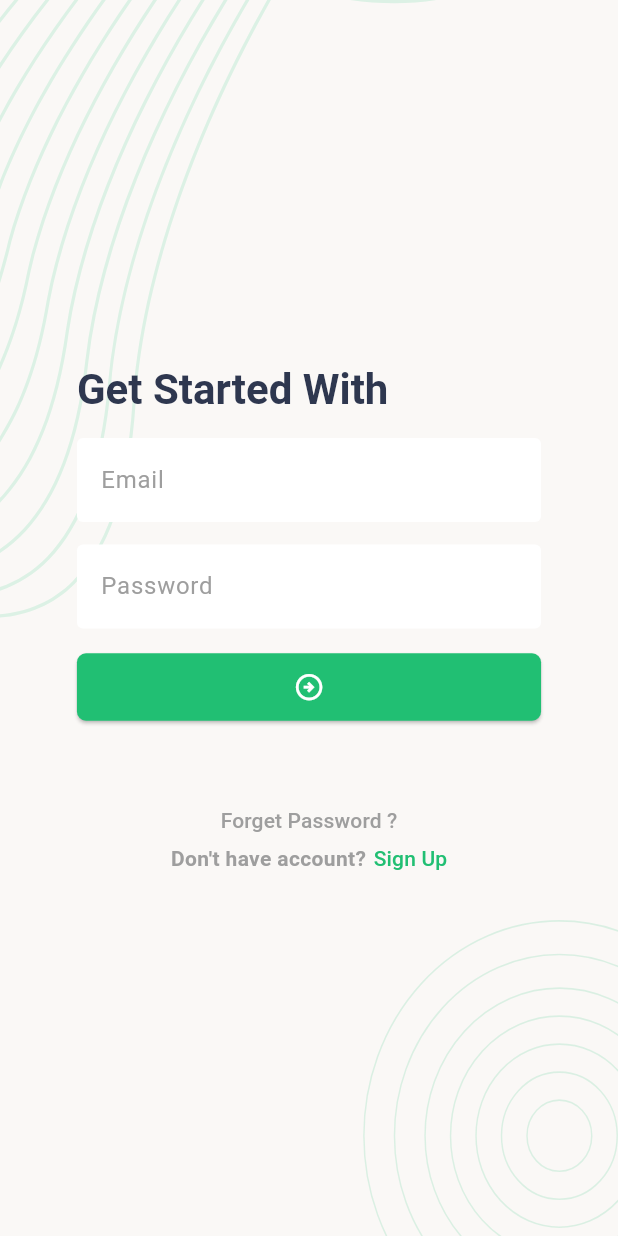
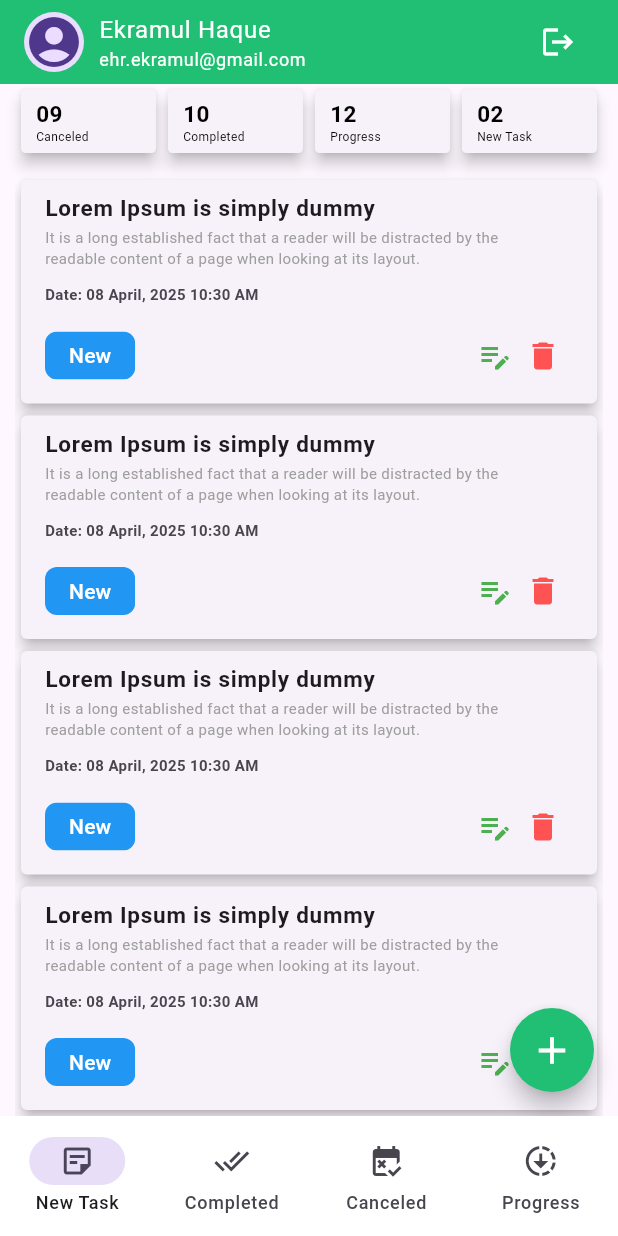
Before and after one commit to EHREkramul/Task-Manager-App, a Flutter app: the screen it shows after launch, after a tap on the "arrow circle right" icon, on a phone screen of 412 x 824 dp. Run offline on Flutter 3.47's test engine with Material 3 defaults, Android fonts, the phone set to English and light mode, and no system bars; our stand-ins replace flutter_svg, pin_code_fields.

Commit message:
Refactor Home

```diff
--- a/lib/app/app.dart
+++ b/lib/app/app.dart
@@ -1,13 +1,5 @@
 import 'package:flutter/material.dart';
-import 'package:taskmanager/presentation/screens/add_new_task_screen.dart';
-import 'package:taskmanager/presentation/screens/profile_screen.dart';
 
-import '../presentation/screens/sign_up_screen.dart';
-import '../presentation/screens/home_screen.dart';
-import '../presentation/screens/set_password_screen.dart';
-import '../presentation/screens/forget_pass_pin_verification_screen.dart';
-import '../presentation/screens/forgot_pass_verify_email_screen.dart';
-import '../presentation/screens/login_screen.dart';
 import '../presentation/screens/splash_screen.dart';
 
 class TaskManagerApp extends StatelessWidget {
@@ -17,7 +9,7 @@ class TaskManagerApp extends StatelessWidget {
   Widget build(BuildContext context) {
     return MaterialApp(
       theme: ThemeData(
-        primaryColor: Color.fromARGB(255, 33, 191, 115),
+        primaryColor: Colors.green,
         appBarTheme: AppBarTheme(
           backgroundColor: Color.fromARGB(255, 33, 191, 115),
           foregroundColor: Colors.white,
--- a/lib/presentation/screens/add_new_task_screen.dart
+++ b/lib/presentation/screens/add_new_task_screen.dart
@@ -33,6 +33,7 @@ class AddNewTaskScreen extends StatelessWidget {
               Text('Add New Task', style: TextTheme.of(context).headlineLarge),
               TextFormField(
                 autofocus: true,
+                textInputAction: TextInputAction.next,
                 decoration: InputDecoration(labelText: 'Subject'),
               ),
               TextFormField(
--- a/lib/presentation/screens/home_screen.dart
+++ b/lib/presentation/screens/home_screen.dart
@@ -1,7 +1,10 @@
 import 'package:flutter/material.dart';
 
-import '../widgets/home_card.dart';
-import '../widgets/task_item.dart';
+import '../screens/canceled_task_screen.dart';
+import '../screens/completed_task_screen.dart';
+import '../screens/new_task_screen.dart';
+import '../screens/progress_task_screen.dart';
+import '../widgets/tm_app_bar.dart';
 
 class HomeScreen extends StatefulWidget {
   const HomeScreen({super.key});
@@ -11,86 +14,44 @@ class HomeScreen extends StatefulWidget {
 }
 
 class _HomeScreenState extends State<HomeScreen> {
+  int _selectedIndex = 0;
+
+  final List<Widget> _screens = [
+    NewTaskScreen(),
+    CompletedTaskScreen(),
+    CanceledTaskScreen(),
+    ProgressTaskScreen(),
+  ];
+
   @override
   Widget build(BuildContext context) {
     return Scaffold(
-      appBar: AppBar(
-        title: Row(
-          spacing: 10,
-          children: [
-            CircleAvatar(child: Icon(Icons.account_circle, size: 40)),
-            Column(
-              crossAxisAlignment: CrossAxisAlignment.start,
-              children: [
-                Text('Ekramul Haque', style: TextStyle(fontSize: 18)),
-                Text('ehr.ekramul@gmail.com', style: TextStyle(fontSize: 10)),
-              ],
-            ),
-          ],
-        ),
-      ),
-      floatingActionButton: FloatingActionButton(
-        onPressed: () {},
-        backgroundColor: Color.fromARGB(255, 33, 191, 115),
-        foregroundColor: Colors.white,
-        shape: CircleBorder(),
-        child: Icon(Icons.add, size: 30),
-      ),
-      bottomNavigationBar: BottomNavigationBar(
-        currentIndex: 1,
+      appBar: TMAppBar(),
+      bottomNavigationBar: NavigationBar(
+        selectedIndex: _selectedIndex,
+        onDestinationSelected: (value) {
+          setState(() {
+            _selectedIndex = value;
+          });
+        },
         backgroundColor: Colors.white,
-        selectedItemColor: Theme.of(context).primaryColor,
-        unselectedItemColor: Colors.black,
-        showUnselectedLabels: true,
-        items: [
-          BottomNavigationBarItem(
+        destinations: const [
+          NavigationDestination(
             icon: Icon(Icons.sticky_note_2_outlined),
             label: 'New Task',
           ),
-          BottomNavigationBarItem(
-            icon: Icon(Icons.sticky_note_2_outlined),
-            label: 'Completed',
-          ),
-          BottomNavigationBarItem(
-            icon: Icon(Icons.sticky_note_2_outlined),
+          NavigationDestination(icon: Icon(Icons.done_all), label: 'Completed'),
+          NavigationDestination(
+            icon: Icon(Icons.free_cancellation),
             label: 'Canceled',
           ),
-          BottomNavigationBarItem(
-            icon: Icon(Icons.sticky_note_2_outlined),
+          NavigationDestination(
+            icon: Icon(Icons.downloading),
             label: 'Progress',
           ),
         ],
       ),
-      body: Padding(
-        padding: const EdgeInsets.only(left: 10, right: 10),
-        child: Column(
-          spacing: 10,
-          children: [
-            Row(
-              children: [
-                HomeCard(count: '09', status: 'Canceled'),
-                HomeCard(count: '10', status: 'Completed'),
-                HomeCard(count: '12', status: 'Progress'),
-                HomeCard(count: '02', status: 'New Task'),
-              ],
-            ),
-            Expanded(
-              child: ListView.builder(
-                itemCount: 10,
-                itemBuilder:
-                    (context, index) => TaskItem(
-                      index: index,
-                      status: 'Completed',
-                      title: 'Lorem Ipsum is simply dummy',
-                      date: DateTime.now(),
-                      description:
-                          'It is a long established fact that a reader will be distracted by the readable content of a page when looking at its layout.',
-                    ),
-              ),
-            ),
-          ],
-        ),
-      ),
+      body: _screens[_selectedIndex],
     );
   }
 }
--- a/lib/presentation/screens/login_screen.dart
+++ b/lib/presentation/screens/login_screen.dart
@@ -1,6 +1,8 @@
 import 'package:flutter/material.dart';
 import 'package:taskmanager/presentation/screens/forgot_pass_verify_email_screen.dart';
+import 'package:taskmanager/presentation/screens/home_screen.dart';
 import 'package:taskmanager/presentation/screens/sign_up_screen.dart';
+import 'package:taskmanager/presentation/utils/assets_paths.dart';
 
 import '../widgets/screen_background.dart';
 import '../widgets/bottom_texts.dart';
@@ -16,6 +18,8 @@ class _LoginScreenState extends State<LoginScreen> {
   final TextEditingController _emailTEController = TextEditingController();
   final TextEditingController _passwordTEController = TextEditingController();
   final GlobalKey<FormState> _formKey = GlobalKey<FormState>();
+  bool _passwordObscure = true;
+  String _iconName = AssetsPath.openEyePNG;
 
   @override
   Widget build(BuildContext context) {
@@ -43,10 +47,26 @@ class _LoginScreenState extends State<LoginScreen> {
                 TextFormField(
                   controller: _passwordTEController,
                   keyboardType: TextInputType.visiblePassword,
-                  decoration: InputDecoration(labelText: 'Password'),
+                  obscuringCharacter: '*',
+                  obscureText: _passwordObscure,
+                  decoration: InputDecoration(
+                    labelText: 'Password',
+                    suffixIcon: IconButton(
+                      onPressed: () {
+                        setState(() {
+                          _passwordObscure = !_passwordObscure;
+                          _iconName =
+                              _passwordObscure
+                                  ? AssetsPath.openEyePNG
+                                  : AssetsPath.hideEyePNG;
+                        });
+                      },
+                      icon: ImageIcon(AssetImage(_iconName), size: 25.0),
+                    ),
+                  ),
                 ),
                 ElevatedButton(
-                  onPressed: () {},
+                  onPressed: _onTapLoginButton,
                   child: Icon(
                     Icons.arrow_circle_right_outlined,
                     color: Colors.white,
@@ -92,6 +112,14 @@ class _LoginScreenState extends State<LoginScreen> {
     );
   }
 
+  void _onTapLoginButton() {
+    Navigator.pushAndRemoveUntil(
+      context,
+      MaterialPageRoute(builder: (context) => HomeScreen()),
+      (route) => false,
+    );
+  }
+
   @override
   void dispose() {
     _emailTEController.dispose();
--- /dev/null
+++ b/lib/presentation/screens/new_task_screen.dart
@@ -0,0 +1,67 @@
+import 'package:flutter/material.dart';
+
+import '../widgets/summary_card.dart';
+import '../widgets/task_item.dart';
+import 'add_new_task_screen.dart';
+
+class NewTaskScreen extends StatefulWidget {
+  const NewTaskScreen({super.key});
+
+  @override
+  State<NewTaskScreen> createState() => _NewTaskScreenState();
+}
+
+class _NewTaskScreenState extends State<NewTaskScreen> {
+  @override
+  Widget build(BuildContext context) {
+    return Scaffold(
+      floatingActionButton: FloatingActionButton(
+        onPressed: () {
+          Navigator.push(
+            context,
+            MaterialPageRoute(builder: (context) => AddNewTaskScreen()),
+          );
+        },
+        backgroundColor: Color.fromARGB(255, 33, 191, 115),
+        foregroundColor: Colors.white,
+        shape: CircleBorder(),
+        child: Icon(Icons.add, size: 30),
+      ),
+      body: Padding(
+        padding: const EdgeInsets.only(left: 10, right: 10),
+        child: Column(
+          spacing: 10,
+          children: [
+            _buildSummarySection(),
+            Expanded(
+              child: ListView.builder(
+                itemCount: 10,
+                itemBuilder:
+                    (context, index) => TaskItem(
+                      index: index,
+                      status: 'New',
+                      title: 'Lorem Ipsum is simply dummy',
+                      date: DateTime.now(),
+                      statusColor: Colors.blue,
+                      description:
+                          'It is a long established fact that a reader will be distracted by the readable content of a page when looking at its layout.',
+                    ),
+              ),
+            ),
+          ],
+        ),
+      ),
+    );
+  }
+
+  Widget _buildSummarySection() {
+    return Row(
+      children: [
+        SummaryCard(count: '09', status: 'Canceled'),
+        SummaryCard(count: '10', status: 'Completed'),
+        SummaryCard(count: '12', status: 'Progress'),
+        SummaryCard(count: '02', status: 'New Task'),
+      ],
+    );
+  }
+}
--- a/lib/presentation/screens/set_password_screen.dart
+++ b/lib/presentation/screens/set_password_screen.dart
@@ -70,9 +70,10 @@ class _SetPasswordScreenState extends State<SetPasswordScreen> {
   }
 
   void _onTapSubmitButton() {
-    Navigator.push(
+    Navigator.pushAndRemoveUntil(
       context,
       MaterialPageRoute(builder: (context) => LoginScreen()),
+          (route) => false,
     );
   }
 
--- a/lib/presentation/utils/assets_paths.dart
+++ b/lib/presentation/utils/assets_paths.dart
@@ -2,4 +2,6 @@ class AssetsPath{
   static const String _imagePath = 'assets/images';
   static const String backgroundSVG = '$_imagePath/background.svg';
   static const String logoSVG = '$_imagePath/logo.svg';
+  static const String hideEyePNG = '$_imagePath/hide_eye.png';
+  static const String openEyePNG = '$_imagePath/open_eye.png';
 }
--- a/lib/presentation/widgets/home_card.dart
+++ b/lib/presentation/widgets/summary_card.dart
@@ -1,7 +1,7 @@
 import 'package:flutter/material.dart';
 
-class HomeCard extends StatelessWidget {
-  const HomeCard({super.key, required this.status, this.count = '00'});
+class SummaryCard extends StatelessWidget {
+  const SummaryCard({super.key, required this.status, this.count = '00'});
 
   final String count;
   final String status;
@@ -24,14 +24,15 @@ class HomeCard extends StatelessWidget {
                 SizedBox(height: 5),
                 Text(
                   count,
-                  style: TextStyle(fontSize: 15, fontWeight: FontWeight.bold),
+                  style: TextStyle(
+                    fontSize: 15,
+                    fontWeight: FontWeight.bold,
+                    color: Colors.black,
+                  ),
                 ),
                 Text(
                   status,
-                  style: TextStyle(
-                    fontSize: 8,
-                    color: Color.fromARGB(255, 102, 102, 102),
-                  ),
+                  style: TextStyle(fontSize: 8, color: Colors.black),
                 ),
               ],
             ),
--- a/lib/presentation/widgets/task_item.dart
+++ b/lib/presentation/widgets/task_item.dart
@@ -9,6 +9,7 @@ class TaskItem extends StatelessWidget {
     required this.date,
     required this.status,
     required this.index,
+    required this.statusColor,
   });
 
   final String title;
@@ -16,6 +17,7 @@ class TaskItem extends StatelessWidget {
   final DateTime date;
   final String status;
   final int index;
+  final Color statusColor;
 
   @override
   Widget build(BuildContext context) {
@@ -35,12 +37,8 @@ class TaskItem extends StatelessWidget {
           children: [
             Text(
               description,
-              style: TextStyle(
-                fontSize: 10,
-                color: Colors.grey,
+              style: TextStyle(fontSize: 10, color: Colors.grey),
             ),
-            ),
-
             Text(
               'Date: ${DateFormat('dd MMMM, yyyy hh:mm a').format(date)}',
               style: TextStyle(fontSize: 10, fontWeight: FontWeight.bold),
@@ -48,18 +46,13 @@ class TaskItem extends StatelessWidget {
             Row(
               mainAxisAlignment: MainAxisAlignment.spaceBetween,
               children: [
-                ElevatedButton(
-                  onPressed: () {},
-                  style: ElevatedButton.styleFrom(
-                    minimumSize: Size(20, 30),
-                    backgroundColor: Colors.blue,
-                    foregroundColor: Colors.white,
+                Chip(
+                  label: Text(status, style: TextStyle(color: Colors.white)),
+                  backgroundColor: statusColor,
+                  side: BorderSide.none,
+                  padding: EdgeInsets.symmetric(horizontal: 8),
                 ),
-                  child: Text(status),
-                ),
-                Row(
-                  spacing: 8,
-                  children: [
+                Spacer(),
                 IconButton(
                   onPressed: () {},
                   style: IconButton.styleFrom(
@@ -69,6 +62,7 @@ class TaskItem extends StatelessWidget {
                   ),
                   icon: Icon(Icons.edit_note, color: Colors.green),
                 ),
+                SizedBox(width: 8),
                 IconButton(
                   onPressed: () {},
                   style: IconButton.styleFrom(
@@ -82,8 +76,6 @@ class TaskItem extends StatelessWidget {
             ),
           ],
         ),
-          ],
-        ),
       ),
     );
   }
--- /dev/null
+++ b/lib/presentation/widgets/tm_app_bar.dart
@@ -0,0 +1,42 @@
+import 'package:flutter/material.dart';
+
+class TMAppBar extends StatelessWidget implements PreferredSizeWidget{
+  const TMAppBar({
+    super.key,
+  });
+
+  @override
+  Widget build(BuildContext context) {
+    return AppBar(
+      title: Row(
+        spacing: 10,
+        children: [
+          CircleAvatar(child: Icon(Icons.account_circle, size: 40)),
+          Expanded(
+            child: Column(
+              crossAxisAlignment: CrossAxisAlignment.start,
+              children: [
+                Text(
+                  'Ekramul Haque',
+                  style: TextTheme.of(
+                    context,
+                  ).bodyLarge?.copyWith(color: Colors.white),
+                ),
+                Text(
+                  'ehr.ekramul@gmail.com',
+                  style: TextTheme.of(
+                    context,
+                  ).bodySmall?.copyWith(color: Colors.white),
+                ),
+              ],
+            ),
+          ),
+          IconButton(onPressed: (){}, icon: Icon(Icons.logout))
+        ],
+      ),
+    );
+  }
+
+  @override
+  Size get preferredSize => Size.fromHeight(kToolbarHeight);
+}
```
Also changed, not shown: lib/presentation/screens/canceled_task_screen.dart (added, +43 -0 lines), lib/presentation/screens/completed_task_screen.dart (added, +43 -0 lines), lib/presentation/screens/progress_task_screen.dart (added, +43 -0 lines), assets/images/hide_eye.png (added), assets/images/open_eye.png (added). Lines whose indentation alone changed are shown as unchanged.
